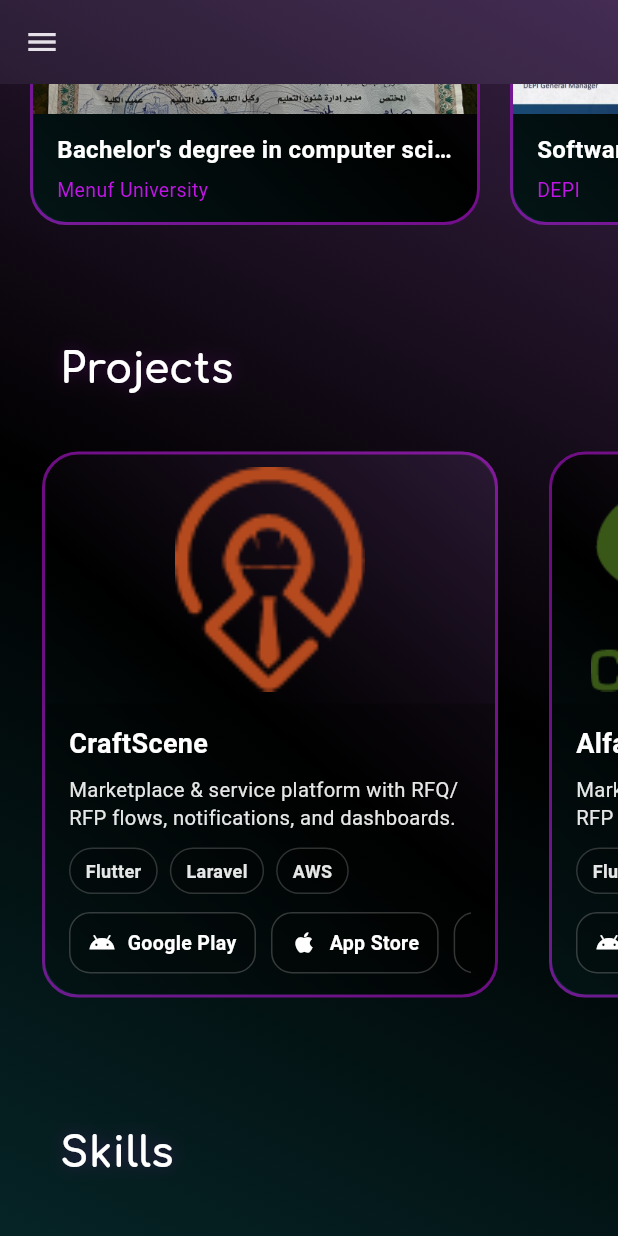
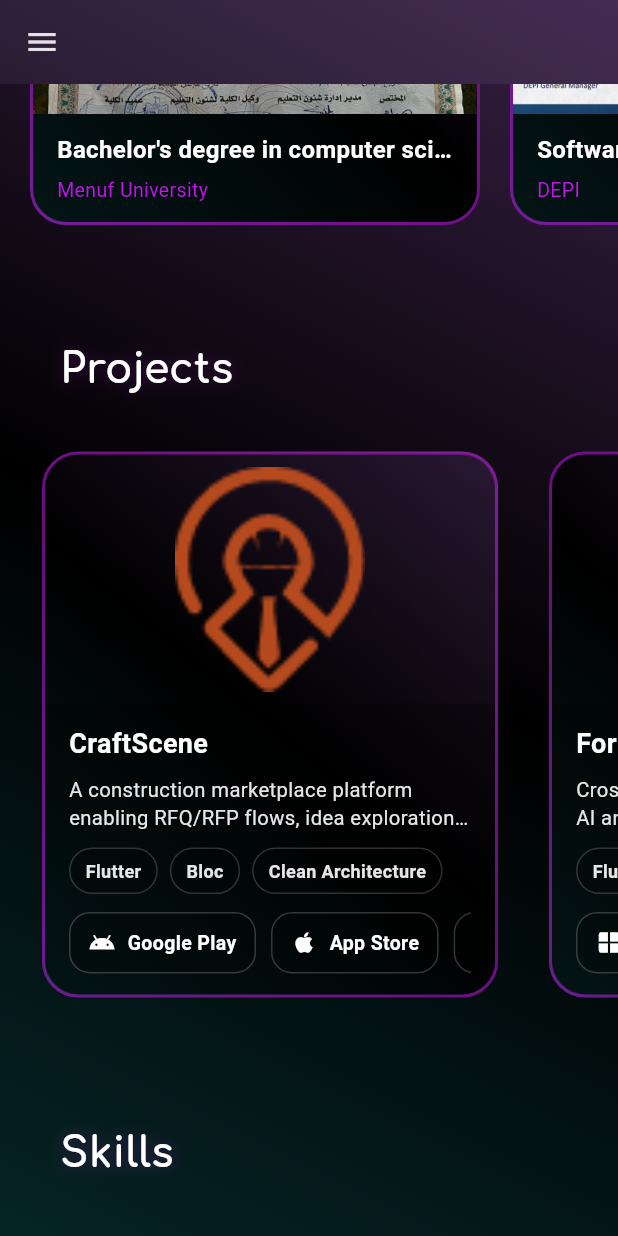
Before and after one commit to Waheed-Ashraf/Portfolio, a Flutter app: the screen it shows after launch, scrolled down 1152 dp, on a phone screen of 412 x 824 dp. Run offline on Flutter 3.47's test engine with Material 3 defaults, Android fonts, the phone set to English and light mode, and no system bars; our stand-ins replace animate_do, animated_text_kit, dio, flutter_svg; missing offline and left inert: dart:ui_web, universal_html; project files that could hold a hidden picture were left out.

Commit message:
feat: update project descriptions and links in project model

```diff
--- a/lib/features/home/data/models/project_model.dart
+++ b/lib/features/home/data/models/project_model.dart
@@ -72,171 +72,111 @@
     title: "CraftScene",
     imageAsset: Assets.craftsceneLogo,
     description:
-        "Marketplace & service platform with RFQ/RFP flows, notifications, and dashboards.",
-    tags: ["Flutter", "Laravel", "AWS"],
+        "A construction marketplace platform enabling RFQ/RFP flows, idea exploration, supplier discovery, and project management across multiple languages.",
+    tags: ["Flutter", "Bloc", "Clean Architecture"],
     links: [
       ProjectLink(
-          type: ProjectLinkType.googlePlay,
-          url:
-              "https://play.google.com/store/apps/details?id=com.app.craftscene"),
+        type: ProjectLinkType.googlePlay,
+        url: "https://play.google.com/store/apps/details?id=com.app.craftscene",
+      ),
       ProjectLink(
-          type: ProjectLinkType.appStore,
-          url:
-              "https://apps.apple.com/eg/app/%D9%83%D8%B1%D8%A7%D9%81%D8%AA-%D8%B3%D9%8A%D9%86/id6738144005?l=en"),
+        type: ProjectLinkType.appStore,
+        url:
+            "https://apps.apple.com/eg/app/%D9%83%D8%B1%D8%A7%D9%81%D8%AA-%D8%B3%D9%8A%D9%86/id6738144005?l=en",
+      ),
       ProjectLink(
-          type: ProjectLinkType.website, url: "https://www.craftsceneapp.com/"),
+        type: ProjectLinkType.website,
+        url: "https://www.craftsceneapp.com/",
+      ),
     ],
   ),
   ProjectModel(
-    title: "AlfaCure",
-    imageAsset: Assets.alfaCure,
+    title: "Form Engine",
+    imageAsset: Assets.doceEngineLogo,
     description:
-        "Marketplace & service platform with RFQ/RFP flows, notifications, and dashboards.",
-    tags: ["Flutter", "Laravel", "AWS"],
+        "Cross-platform data management app with AI and speech-to-text capabilities, converting unstructured input into editable JSON.",
+    tags: [
+      "Flutter",
+      "Vertex AI",
+      "Speech-to-Text",
+    ],
     links: [
       ProjectLink(
-          type: ProjectLinkType.googlePlay,
-          url:
-              "https://play.google.com/store/apps/details?id=com.app.craftscene"),
+        type: ProjectLinkType.microsoftStore,
+        url:
+            "https://apps.microsoft.com/detail/9p5hfd2txs6s?hl=en-us&gl=US&ocid=pdpshare",
+      ),
       ProjectLink(
-          type: ProjectLinkType.appStore,
-          url:
-              "https://apps.apple.com/eg/app/%D9%83%D8%B1%D8%A7%D9%81%D8%AA-%D8%B3%D9%8A%D9%86/id6738144005?l=en"),
-      ProjectLink(
-          type: ProjectLinkType.website, url: "https://www.craftsceneapp.com/"),
+        type: ProjectLinkType.googlePlay,
+        url:
+            "https://play.google.com/store/apps/details?id=alfacuredashboard.computerengine.net&pli=1",
+      ),
     ],
   ),
   ProjectModel(
-    title: "Doc Engine",
-    imageAsset: Assets.doceEngineLogo,
+    title: "HR Engine for Employee",
+    imageAsset: Assets.hrEngineForEmployeeLogo,
     description:
-        "Marketplace & service platform with RFQ/RFP flows, notifications, and dashboards.",
-    tags: ["Flutter", "Laravel", "AWS"],
+        "Employee attendance and HR tracking app featuring GPS-based check-in and facial recognition.",
+    tags: ["Flutter", "Firebase", "Face Recognition"],
     links: [
       ProjectLink(
-          type: ProjectLinkType.googlePlay,
-          url:
-              "https://play.google.com/store/apps/details?id=com.app.craftscene"),
+        type: ProjectLinkType.googlePlay,
+        url:
+            "https://play.google.com/store/apps/details?id=net.computerengine.hratt",
+      ),
       ProjectLink(
-          type: ProjectLinkType.appStore,
-          url:
-              "https://apps.apple.com/eg/app/%D9%83%D8%B1%D8%A7%D9%81%D8%AA-%D8%B3%D9%8A%D9%86/id6738144005?l=en"),
-      ProjectLink(
-          type: ProjectLinkType.website, url: "https://www.craftsceneapp.com/"),
+        type: ProjectLinkType.appStore,
+        url: "https://apps.apple.com/us/app/hrengine-for-employee/id6478938298",
+      ),
     ],
   ),
   ProjectModel(
-    title: "FarMedia",
-    imageAsset: Assets.farmediaLogo,
+    title: "Tawasol",
+    imageAsset: Assets.twassolLogo,
     description:
-        "Marketplace & service platform with RFQ/RFP flows, notifications, and dashboards.",
-    tags: ["Flutter", "Laravel", "AWS"],
+        "Emergency & lost-items solution using secure QR codes to connect users while preserving privacy via a web-based chat interface.",
+    tags: [
+      "Flutter",
+      "QR Codes",
+      "Web Chat",
+    ],
     links: [
       ProjectLink(
-          type: ProjectLinkType.googlePlay,
-          url:
-              "https://play.google.com/store/apps/details?id=com.app.craftscene"),
+        type: ProjectLinkType.googlePlay,
+        url:
+            "https://play.google.com/store/apps/details?id=com.tawasolsolutions.coEngine",
+      ),
       ProjectLink(
-          type: ProjectLinkType.appStore,
-          url:
-              "https://apps.apple.com/eg/app/%D9%83%D8%B1%D8%A7%D9%81%D8%AA-%D8%B3%D9%8A%D9%86/id6738144005?l=en"),
-      ProjectLink(
-          type: ProjectLinkType.website, url: "https://www.craftsceneapp.com/"),
+        type: ProjectLinkType.appStore,
+        url: "https://apps.apple.com/eg/app/tawasol-solutions/id6478809835",
+      ),
     ],
   ),
   ProjectModel(
-    title: "HR Engine For Employee",
-    imageAsset: Assets.hrEngineForEmployeeLogo,
+    title: "CookIt",
+    imageAsset: Assets.cookItLogo,
     description:
-        "Marketplace & service platform with RFQ/RFP flows, notifications, and dashboards.",
-    tags: ["Flutter", "Laravel", "AWS"],
+        "Recipe and cooking assistant app developed using Flutter with Firebase backend and clean architecture.",
+    tags: ["Flutter", "Firebase", "Cubit"],
     links: [
       ProjectLink(
-          type: ProjectLinkType.googlePlay,
-          url:
-              "https://play.google.com/store/apps/details?id=com.app.craftscene"),
-      ProjectLink(
-          type: ProjectLinkType.appStore,
-          url:
-              "https://apps.apple.com/eg/app/%D9%83%D8%B1%D8%A7%D9%81%D8%AA-%D8%B3%D9%8A%D9%86/id6738144005?l=en"),
-      ProjectLink(
-          type: ProjectLinkType.website, url: "https://www.craftsceneapp.com/"),
-    ],
-  ),
-  ProjectModel(
-    title: "Twassol",
-    imageAsset: Assets.twassolLogo,
-    description:
-        "Marketplace & service platform with RFQ/RFP flows, notifications, and dashboards.",
-    tags: ["Flutter", "Laravel", "AWS"],
-    links: [
-      ProjectLink(
-          type: ProjectLinkType.googlePlay,
-          url:
-              "https://play.google.com/store/apps/details?id=com.app.craftscene"),
-      ProjectLink(
-          type: ProjectLinkType.appStore,
-          url:
-              "https://apps.apple.com/eg/app/%D9%83%D8%B1%D8%A7%D9%81%D8%AA-%D8%B3%D9%8A%D9%86/id6738144005?l=en"),
-      ProjectLink(
-          type: ProjectLinkType.website, url: "https://www.craftsceneapp.com/"),
+        type: ProjectLinkType.github,
+        url: "https://github.com/Waheed-Ashraf/CookIt-App",
+      ),
     ],
   ),
   ProjectModel(
     title: "Pets App",
     imageAsset: Assets.petsAppLogo,
     description:
-        "Marketplace & service platform with RFQ/RFP flows, notifications, and dashboards.",
-    tags: ["Flutter", "Laravel", "AWS"],
+        "Pet management and discovery app with user profiles and real-time updates.",
+    tags: ["Flutter", "Firestore", "Notifications"],
     links: [
       ProjectLink(
-          type: ProjectLinkType.googlePlay,
-          url:
-              "https://play.google.com/store/apps/details?id=com.app.craftscene"),
-      ProjectLink(
-          type: ProjectLinkType.appStore,
-          url:
-              "https://apps.apple.com/eg/app/%D9%83%D8%B1%D8%A7%D9%81%D8%AA-%D8%B3%D9%8A%D9%86/id6738144005?l=en"),
-      ProjectLink(
-          type: ProjectLinkType.website, url: "https://www.craftsceneapp.com/"),
-    ],
-  ),
-  ProjectModel(
-    title: "Cook It",
-    imageAsset: Assets.cookItLogo,
-    description:
-        "Marketplace & service platform with RFQ/RFP flows, notifications, and dashboards.",
-    tags: ["Flutter", "Laravel", "AWS"],
-    links: [
-      ProjectLink(
-          type: ProjectLinkType.googlePlay,
-          url:
-              "https://play.google.com/store/apps/details?id=com.app.craftscene"),
-      ProjectLink(
-          type: ProjectLinkType.appStore,
-          url:
-              "https://apps.apple.com/eg/app/%D9%83%D8%B1%D8%A7%D9%81%D8%AA-%D8%B3%D9%8A%D9%86/id6738144005?l=en"),
-      ProjectLink(
-          type: ProjectLinkType.website, url: "https://www.craftsceneapp.com/"),
-    ],
-  ),
-  ProjectModel(
-    title: "Second Home",
-    imageAsset: Assets.secondHomeLogo,
-    description:
-        "Marketplace & service platform with RFQ/RFP flows, notifications, and dashboards.",
-    tags: ["Flutter", "Laravel", "AWS"],
-    links: [
-      ProjectLink(
-          type: ProjectLinkType.googlePlay,
-          url:
-              "https://play.google.com/store/apps/details?id=com.app.craftscene"),
-      ProjectLink(
-          type: ProjectLinkType.appStore,
-          url:
-              "https://apps.apple.com/eg/app/%D9%83%D8%B1%D8%A7%D9%81%D8%AA-%D8%B3%D9%8A%D9%86/id6738144005?l=en"),
-      ProjectLink(
-          type: ProjectLinkType.website, url: "https://www.craftsceneapp.com/"),
+        type: ProjectLinkType.github,
+        url: "https://github.com/Waheed-Ashraf/pets-app",
+      ),
     ],
   ),
 ];
--- a/lib/features/home/presentation/views/widgets/projects_section/project_section.dart
+++ b/lib/features/home/presentation/views/widgets/projects_section/project_section.dart
@@ -16,7 +16,7 @@
         crossAxisAlignment: CrossAxisAlignment.start,
         children: [
           Padding(
-            padding: EdgeInsets.only(left: 40.0),
+            padding: const EdgeInsets.only(left: 40.0),
             child: Text(
               "Projects",
               style: AppStyles.styleSectionTitle(context).copyWith(
```
